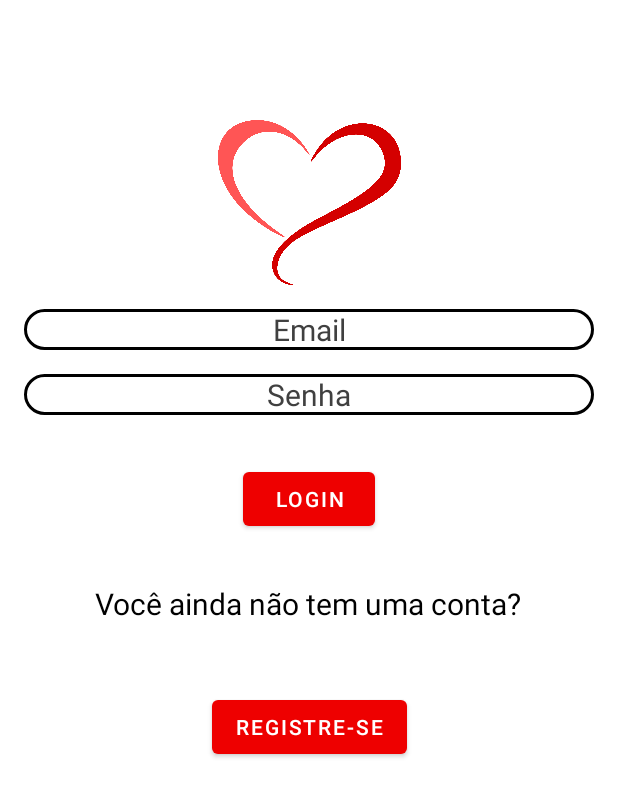
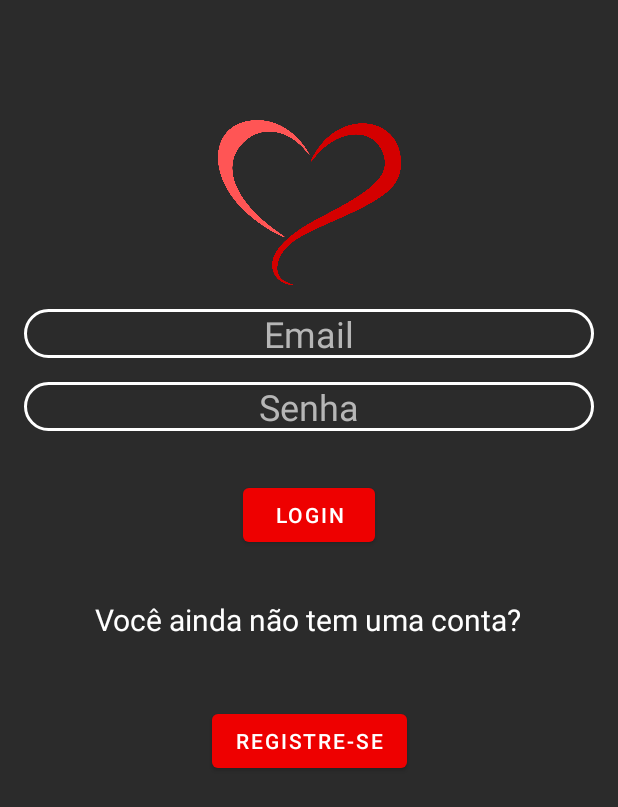
Before and after one commit to HeroRickyGAMES/ArborAmorum_JAVAEdition, an Android app: the screen it shows after launch (logiActivity), on a phone screen of 412 x 824 dp. Shown: the top 807 px of the screen. Run offline under Robolectric (Android 15) with nearby library versions, the phone set to English and light mode, and no system bars; our stand-ins replace Firebase (no records; nobody signed in at launch, a user with empty details on screens opened directly).

Commit message:
Foi finalizado 100% a interface do app, foi ajustado algumas classes desativadas.

```diff
--- a/app/src/main/java/com/herorickystudios/lovecutey/ConfiguracoesActivity.java
+++ b/app/src/main/java/com/herorickystudios/lovecutey/ConfiguracoesActivity.java
@@ -66,6 +66,8 @@ public class ConfiguracoesActivity extends AppCompatActivity {
 
 
 
+        //Esconde a action Bar
+        getSupportActionBar().hide();
 
         String userSex = getIntent().getExtras().getString("userSex");
         String cidade = getIntent().getExtras().getString("cidade");
--- a/app/src/main/java/com/herorickystudios/lovecutey/cards.java
+++ b/app/src/main/java/com/herorickystudios/lovecutey/cards.java
@@ -2,6 +2,8 @@ package com.herorickystudios.lovecutey;
 
 //Programado por HeroRickyGames
 
+
+import java.net.URI;
 
 public class cards {
     private String userID;
@@ -10,7 +12,7 @@ public class cards {
     private String local;
     private String profileImageURI;
 
-    public cards(String userID, String name){
+    public cards(String userID, String name, String profileImageURI, String idade, String local){
         this.userID = userID;
         this.name = name;
         this.idade = idade;
--- a/app/src/main/res/drawable/edit_text.xml
+++ b/app/src/main/res/drawable/edit_text.xml
@@ -1,8 +1,8 @@
 <?xml version="1.0" encoding="utf-8"?>
 <shape xmlns:android="http://schemas.android.com/apk/res/android">
 
-    <solid android:color="@android:color/white"/>
+    <solid android:color="@color/suaveblack"/>
     <corners android:radius="20dp"/>
-    <stroke android:color="@android:color/black" android:width="2dp"/>
+    <stroke android:color="@android:color/white" android:width="2dp"/>
 
 </shape>
--- a/app/src/main/res/layout/activity_logi.xml
+++ b/app/src/main/res/layout/activity_logi.xml
@@ -31,9 +31,9 @@
         android:inputType="textEmailAddress"
         android:selectAllOnFocus="true"
         android:textAlignment="center"
-        android:textColor="#000000"
-        android:textColorHint="#404040"
-        android:textSize="20sp"
+        android:textColor="#FFFFFF"
+        android:textColorHint="#B6B6B6"
+        android:textSize="24sp"
         app:layout_constraintEnd_toEndOf="parent"
         app:layout_constraintStart_toStartOf="parent"
         app:layout_constraintTop_toBottomOf="@+id/imageView" />
@@ -50,9 +50,9 @@
         android:inputType="textPassword"
         android:selectAllOnFocus="true"
         android:textAlignment="center"
-        android:textColor="#000000"
-        android:textColorHint="#404040"
-        android:textSize="20sp"
+        android:textColor="#FFFFFF"
+        android:textColorHint="#B6B6B6"
+        android:textSize="24sp"
         app:layout_constraintEnd_toEndOf="parent"
         app:layout_constraintHorizontal_bias="1.0"
         app:layout_constraintStart_toStartOf="parent"
--- a/app/src/main/res/layout/item.xml
+++ b/app/src/main/res/layout/item.xml
@@ -48,7 +48,7 @@
                 android:background="#00FFFFFF"
                 android:gravity="center"
                 android:paddingTop="720dp"
-                android:textColor="@color/black"
+                android:textColor="#FFFFFF"
                 android:textColorHighlight="@android:color/black"
                 android:textSize="40sp"
                 android:textStyle="bold"
@@ -60,6 +60,7 @@
                 android:layout_height="wrap_content"
                 android:layout_marginLeft="5dp"
                 android:layout_marginTop="90dp"
+                android:background="#00FFFFFF"
                 android:paddingHorizontal="90sp"
                 android:textSize="34sp"
                 android:textStyle="bold"
@@ -71,6 +72,7 @@
                 android:layout_height="wrap_content"
                 android:layout_marginLeft="5dp"
                 android:layout_marginTop="30dp"
+                android:background="#00FFFFFF"
                 android:paddingHorizontal="90sp"
                 android:textSize="48sp"
                 tools:text="20" />
--- a/app/src/main/res/values/colors.xml
+++ b/app/src/main/res/values/colors.xml
@@ -7,4 +7,5 @@
     <color name="teal_700">#870101</color>
     <color name="black">#FF000000</color>
     <color name="white">#FFFFFFFF</color>
+    <color name="suaveblack">#2b2b2b</color>
 </resources>
--- a/app/src/main/res/values/themes.xml
+++ b/app/src/main/res/values/themes.xml
@@ -5,8 +5,8 @@
         <item name="colorPrimary">@color/purple_500</item>
         <item name="colorPrimaryVariant">@color/purple_700</item>
         <item name="colorOnPrimary">@color/white</item>
-        <item name="android:background">@color/white</item>
-        <item name="android:textColor">@color/black</item>
+        <item name="android:background">@color/suaveblack</item>
+        <item name="android:textColor">@color/white</item>
         <!-- Secondary brand color. -->
         <item name="colorSecondary">@color/teal_200</item>
         <item name="colorSecondaryVariant">@color/teal_700</item>
```
Also changed, not shown: app/src/main/java/com/herorickystudios/lovecutey/Chat/ChatActivity.java (+8 -7 lines), app/src/main/java/com/herorickystudios/lovecutey/ListUsersActivity.java (+35 -4 lines), app/src/main/res/layout/activity_chat.xml (+36 -3 lines), app/src/main/res/layout/activity_configuracoes.xml (+8 -4 lines), app/src/main/res/layout/activity_register.xml (+18 -37 lines), app/src/main/res/drawable/blconversaicon.png, app/src/main/res/drawable/cima.jpg (added).
